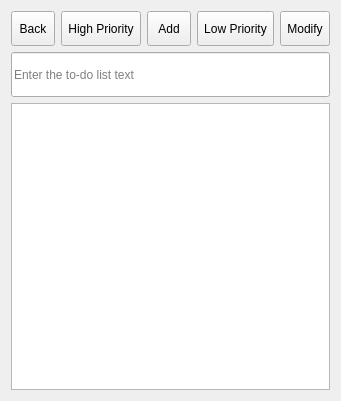
Old version of the form dlgtodo.ui in the repository ic005k/Knot-Legacy.
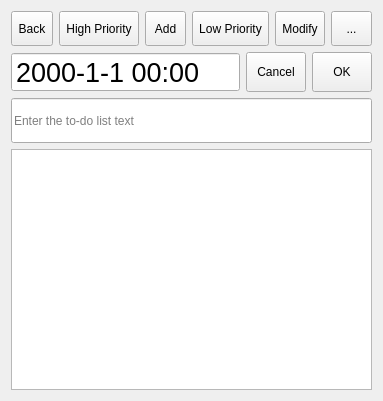
New version of the form. Icons and pictures are not drawn.

```diff
--- a/dlgtodo.ui
+++ b/dlgtodo.ui
@@ -13,8 +13,320 @@
   <property name="windowTitle">
    <string>Dialog</string>
   </property>
-  <layout class="QGridLayout" name="gridLayout">
+  <layout class="QGridLayout" name="gridLayout_2">
+   <item row="0" column="0">
+    <layout class="QHBoxLayout" name="horizontalLayout_3">
+     <item>
+      <widget class="QToolButton" name="btnBack">
+       <property name="sizePolicy">
+        <sizepolicy hsizetype="Preferred" vsizetype="Fixed">
+         <horstretch>0</horstretch>
+         <verstretch>0</verstretch>
+        </sizepolicy>
+       </property>
+       <property name="minimumSize">
+        <size>
+         <width>0</width>
+         <height>35</height>
+        </size>
+       </property>
+       <property name="text">
+        <string>Back</string>
+       </property>
+       <property name="icon">
+        <iconset resource="src.qrc">
+         <normaloff>:/src/back.png</normaloff>:/src/back.png</iconset>
+       </property>
+       <property name="iconSize">
+        <size>
+         <width>35</width>
+         <height>35</height>
+        </size>
+       </property>
+      </widget>
+     </item>
+     <item>
+      <widget class="QToolButton" name="btnHigh">
+       <property name="sizePolicy">
+        <sizepolicy hsizetype="Preferred" vsizetype="Fixed">
+         <horstretch>0</horstretch>
+         <verstretch>0</verstretch>
+        </sizepolicy>
+       </property>
+       <property name="minimumSize">
+        <size>
+         <width>0</width>
+         <height>35</height>
+        </size>
+       </property>
+       <property name="text">
+        <string>High Priority</string>
+       </property>
+       <property name="icon">
+        <iconset resource="src.qrc">
+         <normaloff>:/src/high.png</normaloff>:/src/high.png</iconset>
+       </property>
+       <property name="iconSize">
+        <size>
+         <width>35</width>
+         <height>35</height>
+        </size>
+       </property>
+      </widget>
+     </item>
+     <item>
+      <widget class="QToolButton" name="btnAdd">
+       <property name="sizePolicy">
+        <sizepolicy hsizetype="Preferred" vsizetype="Fixed">
+         <horstretch>0</horstretch>
+         <verstretch>0</verstretch>
+        </sizepolicy>
+       </property>
+       <property name="minimumSize">
+        <size>
+         <width>0</width>
+         <height>35</height>
+        </size>
+       </property>
+       <property name="text">
+        <string>Add</string>
+       </property>
+       <property name="icon">
+        <iconset resource="src.qrc">
+         <normaloff>:/src/add.png</normaloff>:/src/add.png</iconset>
+       </property>
+       <property name="iconSize">
+        <size>
+         <width>35</width>
+         <height>35</height>
+        </size>
+       </property>
+      </widget>
+     </item>
+     <item>
+      <widget class="QToolButton" name="btnLow">
+       <property name="sizePolicy">
+        <sizepolicy hsizetype="Preferred" vsizetype="Fixed">
+         <horstretch>0</horstretch>
+         <verstretch>0</verstretch>
+        </sizepolicy>
+       </property>
+       <property name="minimumSize">
+        <size>
+         <width>0</width>
+         <height>35</height>
+        </size>
+       </property>
+       <property name="text">
+        <string>Low Priority</string>
+       </property>
+       <property name="icon">
+        <iconset resource="src.qrc">
+         <normaloff>:/src/low.png</normaloff>:/src/low.png</iconset>
+       </property>
+       <property name="iconSize">
+        <size>
+         <width>35</width>
+         <height>35</height>
+        </size>
+       </property>
+      </widget>
+     </item>
+     <item>
+      <widget class="QToolButton" name="btnModify">
+       <property name="sizePolicy">
+        <sizepolicy hsizetype="Preferred" vsizetype="Fixed">
+         <horstretch>0</horstretch>
+         <verstretch>0</verstretch>
+        </sizepolicy>
+       </property>
+       <property name="minimumSize">
+        <size>
+         <width>0</width>
+         <height>35</height>
+        </size>
+       </property>
+       <property name="text">
+        <string>Modify</string>
+       </property>
+       <property name="icon">
+        <iconset resource="src.qrc">
+         <normaloff>:/src/edit.png</normaloff>:/src/edit.png</iconset>
+       </property>
+       <property name="iconSize">
+        <size>
+         <width>35</width>
+         <height>35</height>
+        </size>
+       </property>
+      </widget>
+     </item>
+     <item>
+      <widget class="QToolButton" name="btnSetTime">
+       <property name="sizePolicy">
+        <sizepolicy hsizetype="Preferred" vsizetype="Fixed">
+         <horstretch>0</horstretch>
+         <verstretch>0</verstretch>
+        </sizepolicy>
+       </property>
+       <property name="minimumSize">
+        <size>
+         <width>0</width>
+         <height>35</height>
+        </size>
+       </property>
+       <property name="text">
+        <string>...</string>
+       </property>
+       <property name="icon">
+        <iconset resource="src.qrc">
+         <normaloff>:/src/time.png</normaloff>:/src/time.png</iconset>
+       </property>
+       <property name="iconSize">
+        <size>
+         <width>35</width>
+         <height>35</height>
+        </size>
+       </property>
+      </widget>
+     </item>
+    </layout>
+   </item>
+   <item row="1" column="0">
+    <widget class="QFrame" name="frameSetTime">
+     <property name="frameShape">
+      <enum>QFrame::NoFrame</enum>
+     </property>
+     <property name="frameShadow">
+      <enum>QFrame::Sunken</enum>
+     </property>
+     <layout class="QHBoxLayout" name="horizontalLayout_2">
+      <property name="leftMargin">
+       <number>0</number>
+      </property>
+      <property name="topMargin">
+       <number>0</number>
+      </property>
+      <property name="rightMargin">
+       <number>0</number>
+      </property>
+      <property name="bottomMargin">
+       <number>0</number>
+      </property>
+      <item>
+       <widget class="QDateTimeEdit" name="dateTimeEdit">
+        <property name="sizePolicy">
+         <sizepolicy hsizetype="Preferred" vsizetype="Fixed">
+          <horstretch>0</horstretch>
+          <verstretch>0</verstretch>
+         </sizepolicy>
+        </property>
+        <property name="minimumSize">
+         <size>
+          <width>0</width>
+          <height>35</height>
+         </size>
+        </property>
+        <property name="font">
+         <font>
+          <pointsize>20</pointsize>
+         </font>
+        </property>
+        <property name="buttonSymbols">
+         <enum>QAbstractSpinBox::NoButtons</enum>
+        </property>
+        <property name="accelerated">
+         <bool>false</bool>
+        </property>
+        <property name="displayFormat">
+         <string>yyyy-M-d HH:mm</string>
+        </property>
+       </widget>
+      </item>
+      <item>
+       <spacer name="horizontalSpacer">
+        <property name="orientation">
+         <enum>Qt::Horizontal</enum>
+        </property>
+        <property name="sizeHint" stdset="0">
+         <size>
+          <width>40</width>
+          <height>20</height>
+         </size>
+        </property>
+       </spacer>
+      </item>
+      <item>
+       <widget class="QToolButton" name="btnCancel">
+        <property name="sizePolicy">
+         <sizepolicy hsizetype="Fixed" vsizetype="Preferred">
+          <horstretch>0</horstretch>
+          <verstretch>0</verstretch>
+         </sizepolicy>
+        </property>
+        <property name="minimumSize">
+         <size>
+          <width>60</width>
+          <height>0</height>
+         </size>
+        </property>
+        <property name="maximumSize">
+         <size>
+          <width>16777215</width>
+          <height>16777215</height>
+         </size>
+        </property>
+        <property name="text">
+         <string>Cancel</string>
+        </property>
+       </widget>
+      </item>
+      <item>
+       <widget class="QToolButton" name="btnOK">
+        <property name="sizePolicy">
+         <sizepolicy hsizetype="Fixed" vsizetype="Preferred">
+          <horstretch>0</horstretch>
+          <verstretch>0</verstretch>
+         </sizepolicy>
+        </property>
+        <property name="minimumSize">
+         <size>
+          <width>60</width>
+          <height>0</height>
+         </size>
+        </property>
+        <property name="maximumSize">
+         <size>
+          <width>16777215</width>
+          <height>16777215</height>
+         </size>
+        </property>
+        <property name="text">
+         <string>OK</string>
+        </property>
+       </widget>
+      </item>
+     </layout>
+    </widget>
+   </item>
    <item row="2" column="0">
+    <layout class="QHBoxLayout" name="horizontalLayout">
+     <item>
+      <widget class="QLineEdit" name="lineEdit">
+       <property name="minimumSize">
+        <size>
+         <width>0</width>
+         <height>45</height>
+        </size>
+       </property>
+       <property name="placeholderText">
+        <string>Enter the to-do list text</string>
+       </property>
+      </widget>
+     </item>
+    </layout>
+   </item>
+   <item row="3" column="0">
     <widget class="QListWidget" name="listWidget">
      <property name="styleSheet">
       <string notr="true">QListWidget::indicator{
@@ -76,172 +388,6 @@
      </property>
     </widget>
    </item>
-   <item row="0" column="0">
-    <layout class="QHBoxLayout" name="horizontalLayout_3">
-     <item>
-      <widget class="QToolButton" name="btnBack">
-       <property name="sizePolicy">
-        <sizepolicy hsizetype="Preferred" vsizetype="Fixed">
-         <horstretch>0</horstretch>
-         <verstretch>0</verstretch>
-        </sizepolicy>
-       </property>
-       <property name="minimumSize">
-        <size>
-         <width>0</width>
-         <height>35</height>
-        </size>
-       </property>
-       <property name="text">
-        <string>Back</string>
-       </property>
-       <property name="icon">
-        <iconset resource="src.qrc">
-         <normaloff>:/src/back.png</normaloff>:/src/back.png</iconset>
-       </property>
-       <property name="iconSize">
-        <size>
-         <width>35</width>
-         <height>35</height>
-        </size>
-       </property>
-      </widget>
-     </item>
-     <item>
-      <widget class="QToolButton" name="btnHigh">
-       <property name="sizePolicy">
-        <sizepolicy hsizetype="Preferred" vsizetype="Fixed">
-         <horstretch>0</horstretch>
-         <verstretch>0</verstretch>
-        </sizepolicy>
-       </property>
-       <property name="minimumSize">
-        <size>
-         <width>0</width>
-         <height>35</height>
-        </size>
-       </property>
-       <property name="text">
-        <string>High Priority</string>
-       </property>
-       <property name="icon">
-        <iconset resource="src.qrc">
-         <normaloff>:/src/high.png</normaloff>:/src/high.png</iconset>
-       </property>
-       <property name="iconSize">
-        <size>
-         <width>35</width>
-         <height>35</height>
-        </size>
-       </property>
-      </widget>
-     </item>
-     <item>
-      <widget class="QToolButton" name="btnAdd">
-       <property name="sizePolicy">
-        <sizepolicy hsizetype="Preferred" vsizetype="Fixed">
-         <horstretch>0</horstretch>
-         <verstretch>0</verstretch>
-        </sizepolicy>
-       </property>
-       <property name="minimumSize">
-        <size>
-         <width>0</width>
-         <height>35</height>
-        </size>
-       </property>
-       <property name="text">
-        <string>Add</string>
-       </property>
-       <property name="icon">
-        <iconset resource="src.qrc">
-         <normaloff>:/src/add.png</normaloff>:/src/add.png</iconset>
-       </property>
-       <property name="iconSize">
-        <size>
-         <width>35</width>
-         <height>35</height>
-        </size>
-       </property>
-      </widget>
-     </item>
-     <item>
-      <widget class="QToolButton" name="btnLow">
-       <property name="sizePolicy">
-        <sizepolicy hsizetype="Preferred" vsizetype="Fixed">
-         <horstretch>0</horstretch>
-         <verstretch>0</verstretch>
-        </sizepolicy>
-       </property>
-       <property name="minimumSize">
-        <size>
-         <width>0</width>
-         <height>35</height>
-        </size>
-       </property>
-       <property name="text">
-        <string>Low Priority</string>
-       </property>
-       <property name="icon">
-        <iconset resource="src.qrc">
-         <normaloff>:/src/low.png</normaloff>:/src/low.png</iconset>
-       </property>
-       <property name="iconSize">
-        <size>
-         <width>35</width>
-         <height>35</height>
-        </size>
-       </property>
-      </widget>
-     </item>
-     <item>
-      <widget class="QToolButton" name="btnModify">
-       <property name="sizePolicy">
-        <sizepolicy hsizetype="Preferred" vsizetype="Fixed">
-         <horstretch>0</horstretch>
-         <verstretch>0</verstretch>
-        </sizepolicy>
-       </property>
-       <property name="minimumSize">
-        <size>
-         <width>0</width>
-         <height>35</height>
-        </size>
-       </property>
-       <property name="text">
-        <string>Modify</string>
-       </property>
-       <property name="icon">
-        <iconset resource="src.qrc">
-         <normaloff>:/src/edit.png</normaloff>:/src/edit.png</iconset>
-       </property>
-       <property name="iconSize">
-        <size>
-         <width>35</width>
-         <height>35</height>
-        </size>
-       </property>
-      </widget>
-     </item>
-    </layout>
-   </item>
-   <item row="1" column="0">
-    <layout class="QHBoxLayout" name="horizontalLayout">
-     <item>
-      <widget class="QLineEdit" name="lineEdit">
-       <property name="minimumSize">
-        <size>
-         <width>0</width>
-         <height>45</height>
-        </size>
-       </property>
-       <property name="placeholderText">
-        <string>Enter the to-do list text</string>
-       </property>
-      </widget>
-     </item>
-    </layout>
-   </item>
   </layout>
  </widget>
  <resources>
```
